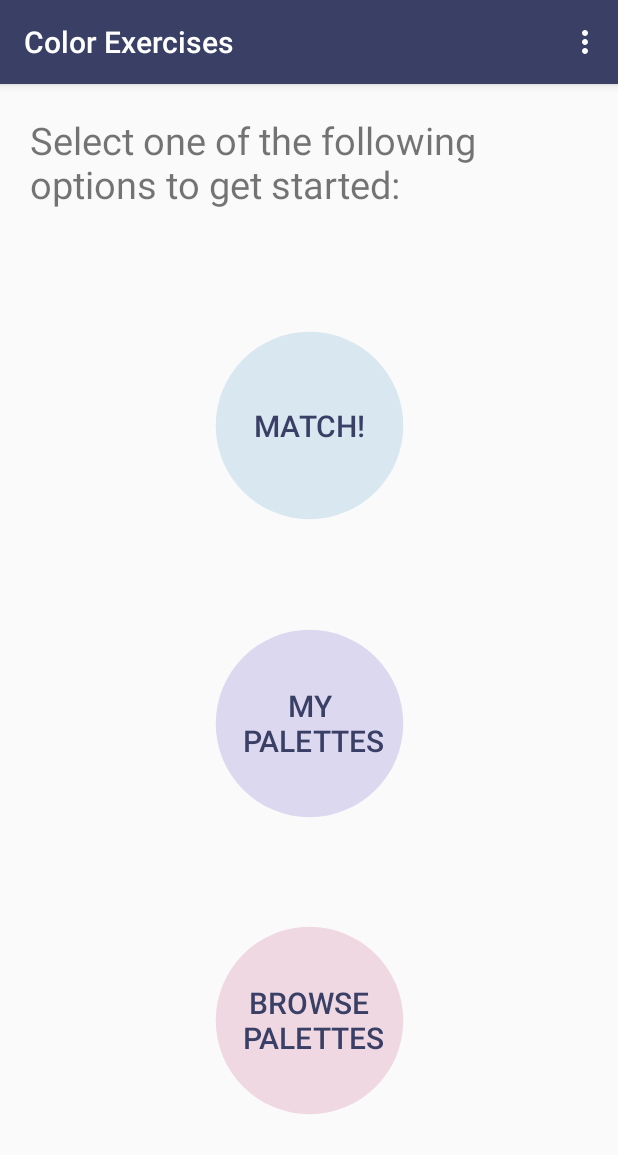
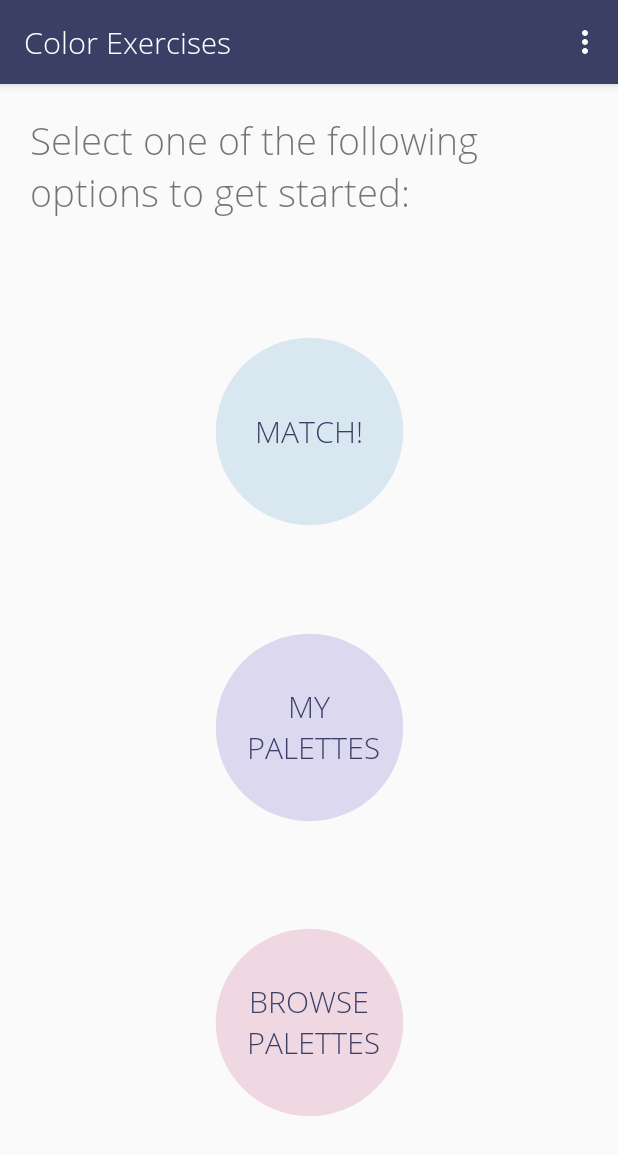
Before and after one commit to gng01/color-exercises, an Android app: the screen it shows after launch (MainActivity), on a phone screen of 412 x 824 dp. Shown: the top 1155 px of the screen. Run offline under Robolectric (Android 15) with nearby library versions, the phone set to English and light mode, and no system bars.

Commit message:
Use light font

```diff
--- a/colorExercises/app/src/main/res/values/styles.xml
+++ b/colorExercises/app/src/main/res/values/styles.xml
@@ -5,6 +5,7 @@
         <item name="colorPrimary">@color/colorPrimary</item>
         <item name="colorPrimaryDark">@color/colorPrimaryDark</item>
         <item name="colorAccent">@color/colorAccent</item>
+        <item name="fontFamily">@font/open_sans_light</item>
     </style>
 
     <style name="AppTheme.NoActionBar">
```
Also changed, not shown: colorExercises/app/src/main/res/font/open_sans.ttf (added), colorExercises/app/src/main/res/font/open_sans_light.ttf (added).
